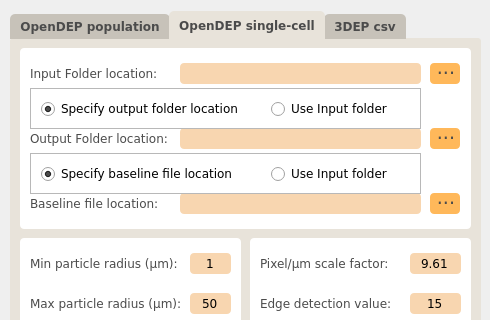
Qt form ui/convert.ui (IoanTivig/OpenDEP_Compute) before a commit; both pictures show x 0 to 490 and y 0 to 320 of the 490 by 790 pixel window.
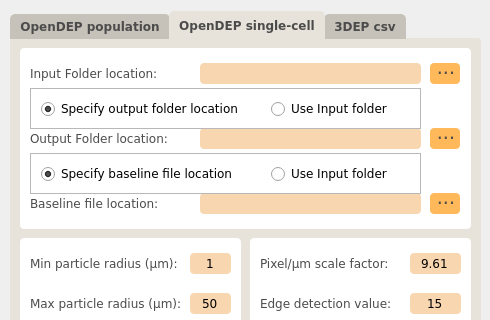
The same form after that commit. Icons and pictures are not drawn. Custom widgets are drawn as their Qt base class.

Commit message: OpenDEP v1.3.2b Started to work on single-cell Enjoy!

What changed in the file:
```diff
--- a/ui/convert.ui
+++ b/ui/convert.ui
@@ -1340,7 +1340,7 @@
       <rect>
        <x>20</x>
        <y>25</y>
-       <width>151</width>
+       <width>171</width>
        <height>21</height>
       </rect>
      </property>
@@ -1366,9 +1366,9 @@
      </property>
      <property name="geometry">
       <rect>
-       <x>170</x>
+       <x>190</x>
        <y>25</y>
-       <width>241</width>
+       <width>221</width>
        <height>21</height>
       </rect>
      </property>
@@ -1464,7 +1464,7 @@
       <rect>
        <x>20</x>
        <y>90</y>
-       <width>151</width>
+       <width>171</width>
        <height>21</height>
       </rect>
      </property>
@@ -1490,9 +1490,9 @@
      </property>
      <property name="geometry">
       <rect>
-       <x>170</x>
+       <x>190</x>
        <y>90</y>
-       <width>241</width>
+       <width>221</width>
        <height>21</height>
       </rect>
      </property>
@@ -1557,7 +1557,7 @@
       <rect>
        <x>20</x>
        <y>155</y>
-       <width>151</width>
+       <width>171</width>
        <height>21</height>
       </rect>
      </property>
@@ -1583,9 +1583,9 @@
      </property>
      <property name="geometry">
       <rect>
-       <x>170</x>
+       <x>190</x>
        <y>155</y>
-       <width>241</width>
+       <width>221</width>
        <height>21</height>
       </rect>
      </property>
```
The commit also changes 2 other files.
